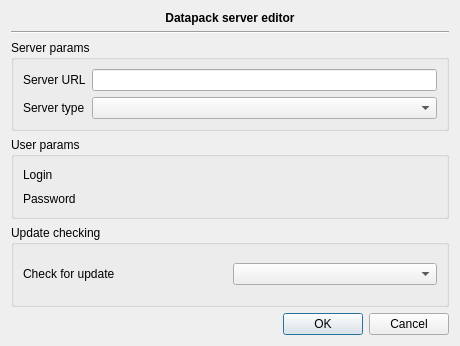
Qt form libs/datapackutils/widgets/addserverdialog.ui (FreeHealth/freehealth) before a commit.
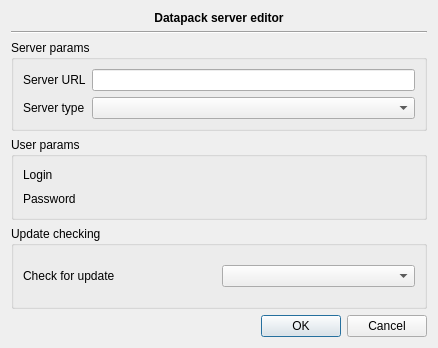
The same form after that commit. Custom widgets are drawn as their Qt base class.

```diff
--- a/libs/datapackutils/widgets/addserverdialog.ui
+++ b/libs/datapackutils/widgets/addserverdialog.ui
@@ -6,8 +6,8 @@
    <rect>
     <x>0</x>
     <y>0</y>
-    <width>460</width>
-    <height>346</height>
+    <width>438</width>
+    <height>348</height>
    </rect>
   </property>
   <property name="windowTitle">
```
Left out of the diff: 2 changed lines with no effect on the pictures.
